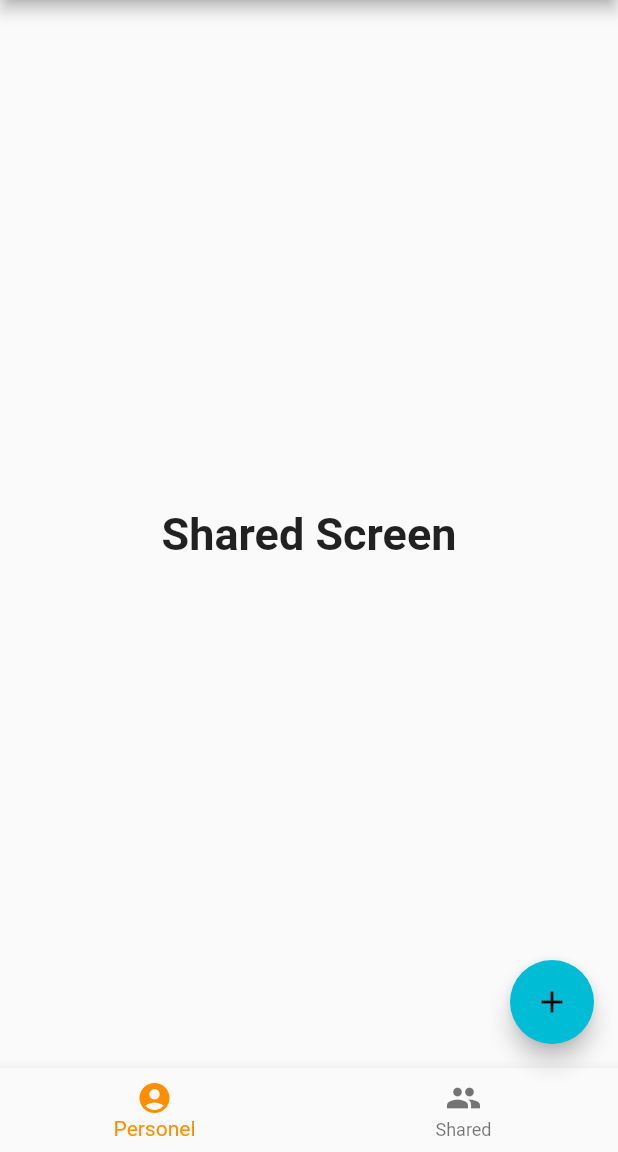
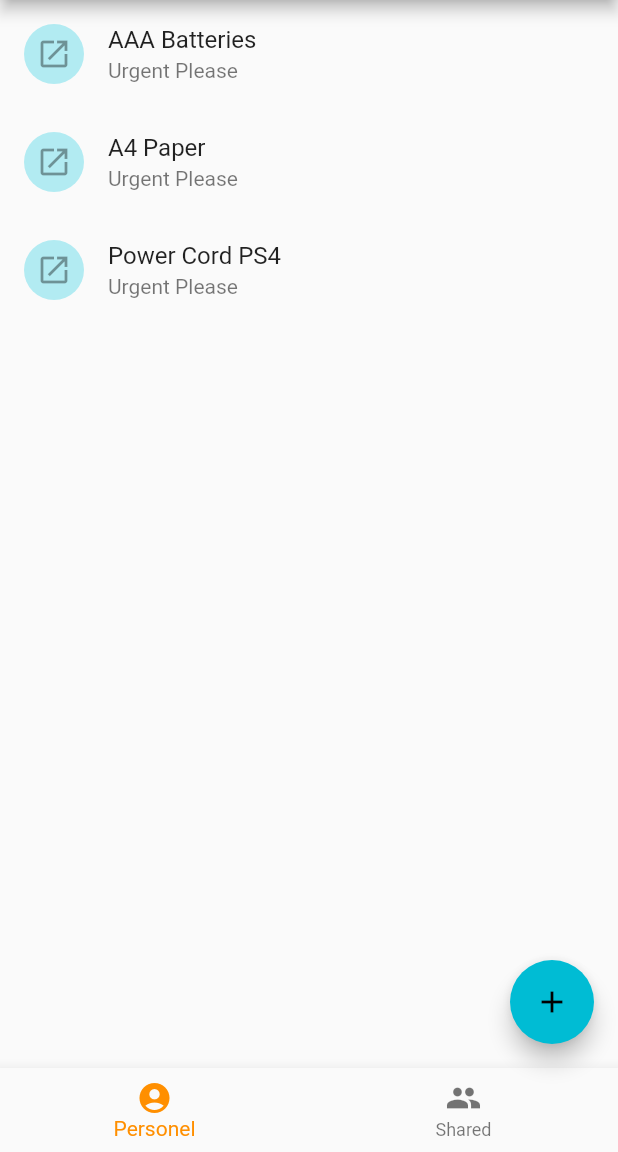
Before and after one commit to ouss4m4/shopping_list, a Flutter app: the screen it shows after launch, on a phone screen of 412 x 824 dp, the part 84-1236 px from its top. Run offline on Flutter 3.47's test engine with Material 2 defaults, Android fonts, the light colour scheme and no system bars.

Commit message:
simple widget created

```diff
--- a/lib/main.dart
+++ b/lib/main.dart
@@ -54,7 +54,7 @@ class _MyHomePageState extends State<MyHomePage> {
       ),
 
       body: Center(
-        child: _selectedIndex == 0 ? SharedScreen() : PersonelScreen(),
+        child: _selectedIndex == 0 ?  PersonelScreen() : SharedScreen(),
       ),
       bottomNavigationBar: BottomNavigationBar(
         items: const <BottomNavigationBarItem>[
--- a/lib/screens/personel.dart
+++ b/lib/screens/personel.dart
@@ -1,4 +1,5 @@
 import 'package:flutter/material.dart';
+import 'package:shopping_list/widgets/itemsList.dart';
 
 class PersonelScreen extends StatefulWidget {
   @override
@@ -6,16 +7,14 @@ class PersonelScreen extends StatefulWidget {
 }
 
 class _PersonelScreenState extends State<PersonelScreen> {
-  static const TextStyle optionStyle =
-      TextStyle(fontSize: 30, fontWeight: FontWeight.bold);
+  final List<String> data = ['AAA Batteries', 'A4 Paper', 'Power Cord PS4'];
 
   @override
   Widget build(BuildContext context) {
     return Container(
-      child: (Text(
-        'Personel Screen',
-        style: optionStyle,
-      )),
+      child: ItemsList(
+        shopItems: data,
+      ),
     );
   }
 }
--- a/lib/screens/shared.dart
+++ b/lib/screens/shared.dart
@@ -6,16 +6,12 @@ class SharedScreen extends StatefulWidget {
 }
 
 class _SharedScreenState extends State<SharedScreen> {
-  static const TextStyle optionStyle =
-      TextStyle(fontSize: 30, fontWeight: FontWeight.bold);
-
   @override
   Widget build(BuildContext context) {
     return Container(
-      child: (Text(
+      child: Text(
         'Shared Screen',
-        style: optionStyle,
-      )),
+      ),
     );
   }
 }
--- /dev/null
+++ b/lib/widgets/itemsList.dart
@@ -0,0 +1,27 @@
+import 'package:flutter/material.dart';
+
+class ItemsList extends StatelessWidget {
+  final List<String> shopItems;
+  ItemsList({this.shopItems});
+
+  @override
+  Widget build(BuildContext context) {
+    return Container(
+      child: ListView.builder(
+        itemBuilder: (BuildContext context, int index) {
+          return ListTile(
+            leading: CircleAvatar(
+              child: IconButton(
+                icon: Icon(Icons.launch),
+                onPressed: null,
+              ),
+            ),
+            title: Text('${shopItems[index]}'),
+            subtitle: Text('Urgent Please'),
+          );
+        },
+        itemCount: shopItems.length,
+      ),
+    );
+  }
+}
```
